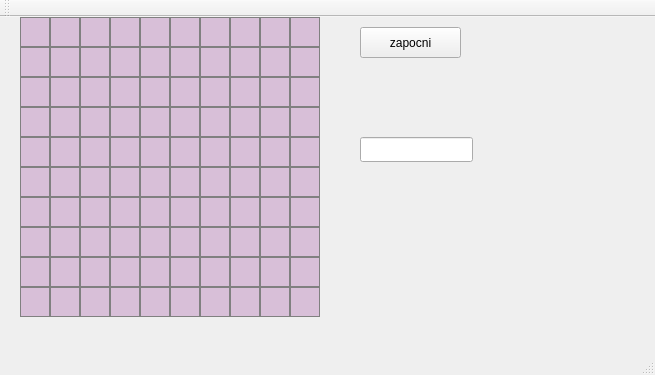
Qt form podmorniceGUI/PodmorniceGUI/podmornicegui.ui (matf-pp/2021_Podmornice) before a commit.
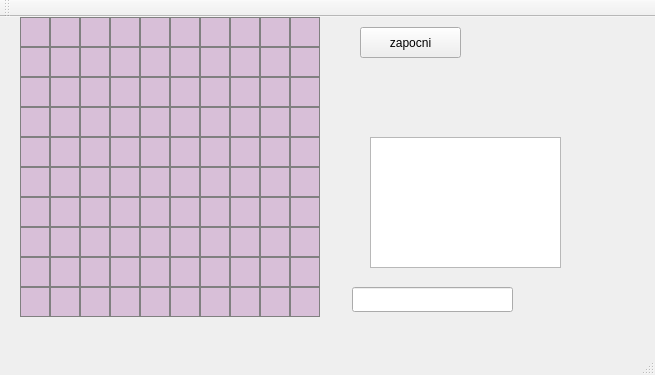
The same form after that commit.

Commit message: preliminarna verzija

```diff
--- a/podmorniceGUI/PodmorniceGUI/podmornicegui.ui
+++ b/podmorniceGUI/PodmorniceGUI/podmornicegui.ui
@@ -2827,12 +2827,22 @@
      <number>100</number>
     </property>
    </widget>
-   <widget class="QLineEdit" name="lineEdit">
+   <widget class="QTextEdit" name="message">
     <property name="geometry">
      <rect>
-      <x>360</x>
+      <x>370</x>
       <y>120</y>
-      <width>113</width>
+      <width>191</width>
+      <height>131</height>
+     </rect>
+    </property>
+   </widget>
+   <widget class="QLineEdit" name="lineEdit">
+    <property name="geometry">
+     <rect>
+      <x>352</x>
+      <y>270</y>
+      <width>161</width>
       <height>25</height>
      </rect>
     </property>
```
The commit also changes 2 other files.
